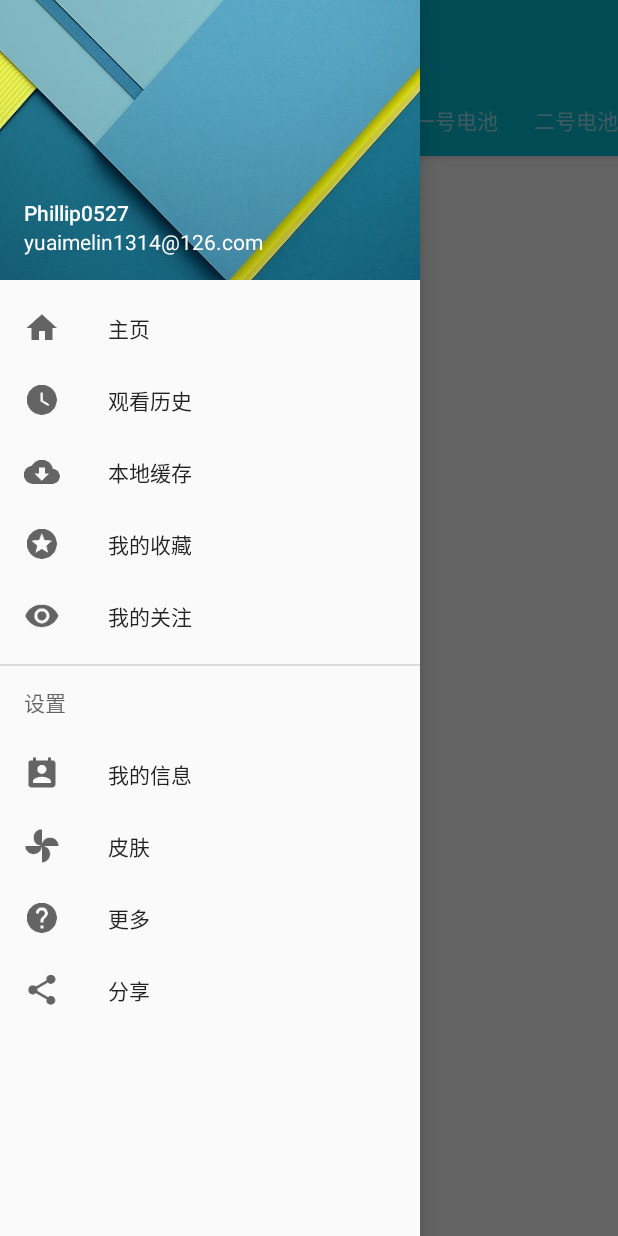
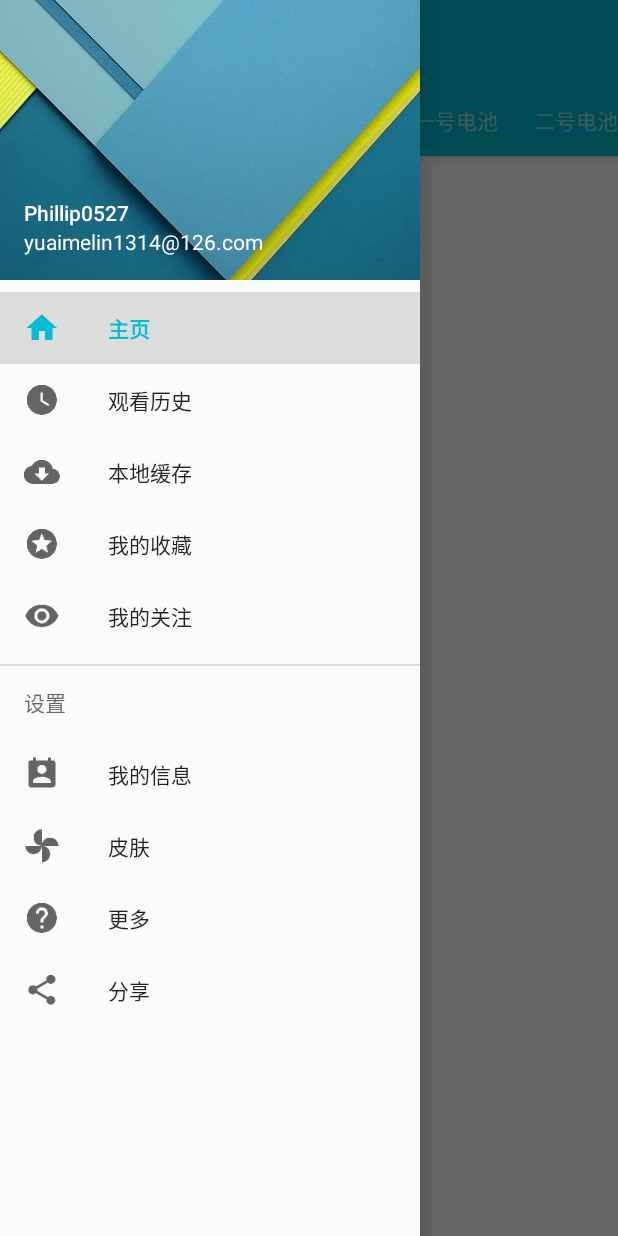
Before and after one commit to Phillip0527/MaterialDesignApp, an Android app: the screen it shows after launch (MainActivity), with the side drawer open, on a phone screen of 412 x 824 dp. Run offline under Robolectric (Android 15) with nearby library versions, the phone set to English and light mode, and no system bars; libraries missing offline, so code that uses them is left out: jp.wasabeef.glide; 1 statement that could not run was skipped.

Commit message:
20171217

```diff
--- a/app/src/main/AndroidManifest.xml
+++ b/app/src/main/AndroidManifest.xml
@@ -9,7 +9,9 @@
         android:roundIcon="@mipmap/ic_launcher_round"
         android:supportsRtl="true"
         android:theme="@style/AppTheme">
-        <activity android:name=".MainActivity">
+        <activity
+            android:name=".MainActivity"
+            >
             <intent-filter>
                 <action android:name="android.intent.action.MAIN" />
 
--- a/app/src/main/java/com/example/phillip/materialdesignapp/MainActivity.java
+++ b/app/src/main/java/com/example/phillip/materialdesignapp/MainActivity.java
@@ -1,8 +1,11 @@
 package com.example.phillip.materialdesignapp;
 
+import android.graphics.Color;
+import android.os.Build;
 import android.os.Bundle;
 import android.support.design.widget.NavigationView;
 import android.support.design.widget.TabLayout;
+import android.support.v4.content.ContextCompat;
 import android.support.v4.view.GravityCompat;
 import android.support.v4.view.ViewPager;
 import android.support.v4.widget.DrawerLayout;
@@ -13,6 +16,7 @@ import android.util.Log;
 import android.view.Menu;
 import android.view.MenuItem;
 import android.view.View;
+import android.view.Window;
 import android.view.WindowManager;
 import android.widget.ImageView;
 import android.widget.LinearLayout;
@@ -41,8 +45,19 @@ public class MainActivity extends AppCompatActivity implements NavigationView.On
     @Override
     protected void onCreate(Bundle savedInstanceState) {
         super.onCreate(savedInstanceState);
-        setContentView(R.layout.activity_main);
-
+        setContentView(R.layout.activity_main_drawerlayout1);
+        if (Build.VERSION.SDK_INT >= 21) {
+            View decorView = getWindow().getDecorView();
+            int option = View.SYSTEM_UI_FLAG_LAYOUT_HIDE_NAVIGATION
+                    | View.SYSTEM_UI_FLAG_LAYOUT_FULLSCREEN
+                    | View.SYSTEM_UI_FLAG_LAYOUT_STABLE;
+            decorView.setSystemUiVisibility(option);
+            getWindow().setStatusBarColor(Color.TRANSPARENT);
+        }
+        // 设置状态栏透明
+        //getWindow().addFlags(WindowManager.LayoutParams.FLAG_TRANSLUCENT_STATUS);
+        // 清除状态栏透明
+        //getWindow().clearFlags(WindowManager.LayoutParams.FLAG_TRANSLUCENT_STATUS);
 
         //toolbar
         mToolbar=findViewById(R.id.toolbar);
@@ -54,15 +69,11 @@ public class MainActivity extends AppCompatActivity implements NavigationView.On
         toggle = new ActionBarDrawerToggle(this, mDrawerLayout, mToolbar, R.string.about, R.string.about){
             @Override
             public void onDrawerOpened(View drawerView) {
-                // 设置状态栏透明
-//                getWindow().addFlags(WindowManager.LayoutParams.FLAG_TRANSLUCENT_STATUS);
                 super.onDrawerOpened(drawerView);
             }
 
             @Override
             public void onDrawerClosed(View drawerView) {
-                // 清除状态栏透明
-//                getWindow().clearFlags(WindowManager.LayoutParams.FLAG_TRANSLUCENT_STATUS);
                 super.onDrawerClosed(drawerView);
             }
         };
@@ -72,7 +83,7 @@ public class MainActivity extends AppCompatActivity implements NavigationView.On
 
 
         //使抽屉导航栏的开启生效
-        mToolbar.setNavigationIcon(R.mipmap.ic_menu_white_24dp);
+        //mToolbar.setNavigationIcon(R.mipmap.ic_menu_white_24dp);
         mToolbar.setNavigationOnClickListener(new View.OnClickListener() {
             @Override
             public void onClick(View view) {
@@ -104,18 +115,23 @@ public class MainActivity extends AppCompatActivity implements NavigationView.On
         switch (menuItem.getItemId()){
             case R.id.nav_clamps:
                 mCurrentNavPosition=0;
+                menuItem.setChecked(true);
                 break;
             case R.id.nav_saw:
                 mCurrentNavPosition=1;
+                menuItem.setChecked(true);
                 break;
             case R.id.nav_drills:
                 mCurrentNavPosition=2;
+                menuItem.setChecked(true);
                 break;
             case R.id.nav_sanders:
                 mCurrentNavPosition=3;
+                menuItem.setChecked(true);
                 break;
             case R.id.nav_routers:
                 mCurrentNavPosition=4;
+                menuItem.setChecked(true);
                 break;
             case R.id.nav_more:
             case R.id.nav_info:
@@ -128,7 +144,7 @@ public class MainActivity extends AppCompatActivity implements NavigationView.On
                 break;
         }
 
-        menuItem.setChecked(true);
+
         setupTabs(mCurrentNavPosition);
         mDrawerLayout.closeDrawer(GravityCompat.START);
 
--- a/app/src/main/res/layout/activity_main.xml
+++ b/app/src/main/res/layout/activity_main.xml
@@ -1,55 +1,13 @@
 <?xml version="1.0" encoding="utf-8"?>
-<android.support.v4.widget.DrawerLayout
+<LinearLayout
     xmlns:android="http://schemas.android.com/apk/res/android"
-    xmlns:app="http://schemas.android.com/apk/res-auto"
     xmlns:tools="http://schemas.android.com/tools"
-    android:id="@+id/drawer_layout"
     android:layout_width="match_parent"
     android:layout_height="match_parent"
-    android:fitsSystemWindows="true"
-    tools:context="com.example.phillip.materialdesignapp.MainActivity">
-
-    <LinearLayout
-        android:layout_width="match_parent"
-        android:layout_height="match_parent"
-        android:orientation="vertical">
-
+    android:orientation="vertical"
+    tools:context=".MainActivity">
+        <!--头部-->
         <include layout="@layout/toolbar"/>
-
-        <android.support.design.widget.TabLayout
-            android:id="@+id/tabs"
-            android:layout_width="match_parent"
-            android:layout_height="wrap_content"
-            android:background="?attr/colorPrimary"
-            android:theme="@style/TabLayoutClickStyle"
-            android:elevation="4dp"
-            app:tabIndicatorHeight="2dp"
-            app:tabIndicatorColor="@color/colorAccent_yelloe"
-            app:tabPaddingStart="12dp"
-            app:tabPaddingEnd="12dp"
-            app:tabSelectedTextColor="#ffffff"
-            app:tabTextColor="#99ffffff"
-            app:tabTextAppearance="@style/TabLayoutTextStyle"
-            app:tabGravity="center"
-            app:tabContentStart="60dp"
-            app:tabMode="scrollable"/>
-
-        <android.support.v4.view.ViewPager
-            android:id="@+id/viewpager"
-            android:layout_width="match_parent"
-            android:layout_height="match_parent"/>
-
-    </LinearLayout>
-
-    <android.support.design.widget.NavigationView
-        android:id="@+id/navigation_view"
-        android:layout_width="wrap_content"
-        android:layout_height="match_parent"
-        android:layout_gravity="start"
-        android:fitsSystemWindows="true"
-        app:headerLayout="@layout/nav_drawer_header"
-        app:menu="@menu/nav_drawer"
-        />
-
-
-</android.support.v4.widget.DrawerLayout>
+        <!--侧边栏和主布局-->
+        <include layout="@layout/activity_main_drawerlayout2"/>
+</LinearLayout>
--- /dev/null
+++ b/app/src/main/res/layout/activity_main_drawerlayout1.xml
@@ -0,0 +1,53 @@
+<?xml version="1.0" encoding="utf-8"?>
+<android.support.v4.widget.DrawerLayout
+    xmlns:android="http://schemas.android.com/apk/res/android"
+    xmlns:app="http://schemas.android.com/apk/res-auto"
+    xmlns:tools="http://schemas.android.com/tools"
+    android:id="@+id/drawer_layout"
+    android:layout_width="match_parent"
+    android:layout_height="match_parent"
+    android:fitsSystemWindows="true"
+    tools:context="com.example.phillip.materialdesignapp.MainActivity">
+
+    <LinearLayout
+        android:layout_width="match_parent"
+        android:layout_height="match_parent"
+        android:orientation="vertical">
+
+        <include layout="@layout/toolbar"/>
+
+        <android.support.design.widget.TabLayout
+            android:id="@+id/tabs"
+            android:layout_width="match_parent"
+            android:layout_height="wrap_content"
+            android:background="?attr/colorPrimary"
+            android:theme="@style/TabLayoutClickStyle"
+            android:elevation="4dp"
+            app:tabIndicatorHeight="2dp"
+            app:tabIndicatorColor="@color/colorAccent_yelloe"
+            app:tabPaddingStart="12dp"
+            app:tabPaddingEnd="12dp"
+            app:tabSelectedTextColor="#ffffff"
+            app:tabTextColor="#99ffffff"
+            app:tabTextAppearance="@style/TabLayoutTextStyle"
+            app:tabGravity="center"
+            app:tabContentStart="60dp"
+            app:tabMode="scrollable"/>
+
+        <android.support.v4.view.ViewPager
+            android:id="@+id/viewpager"
+            android:layout_width="match_parent"
+            android:layout_height="match_parent"/>
+
+    </LinearLayout>
+
+    <android.support.design.widget.NavigationView
+        android:id="@+id/navigation_view"
+        android:layout_width="wrap_content"
+        android:layout_height="match_parent"
+        android:layout_gravity="start"
+        app:headerLayout="@layout/nav_drawer_header"
+        app:menu="@menu/nav_drawer" />
+
+
+</android.support.v4.widget.DrawerLayout>
--- a/app/src/main/res/menu/nav_drawer.xml
+++ b/app/src/main/res/menu/nav_drawer.xml
@@ -7,6 +7,7 @@
         <item
             android:id="@+id/nav_clamps"
             android:icon="@mipmap/ic_home_black_24dp"
+            android:checked="true"
             android:title="@string/index"
             />
         <item
--- a/app/src/main/res/values-v21/styles.xml
+++ /dev/null
@@ -1 +0,0 @@
-<resources></resources>
--- a/app/src/main/res/values/colors.xml
+++ b/app/src/main/res/values/colors.xml
@@ -8,6 +8,7 @@
     <color name="colorPrimary_green">#00bcd4</color>
     <color name="colorPrimaryDark_green">#0097a7</color>
     <color name="colorAccent_green">#84ffff</color>
+    <color name="colorPrimary_green_50">#8000bcd4</color>
 
     <color name="colorAccent_yelloe">#ffff8d</color>
 
--- a/app/src/main/res/values/styles.xml
+++ b/app/src/main/res/values/styles.xml
@@ -8,12 +8,19 @@
         <item name="colorPrimaryDark">@color/colorPrimaryDark_green</item>
         <!-- 控件颜色 -->
         <item name="colorAccent">@color/colorAccent_green</item>
+        <!--状态栏透明-->
+        <!--<item name="android:windowTranslucentStatus">true</item>-->
         <!-- 返回键样式 -->
         <item name="drawerArrowStyle">@style/AppTheme.DrawerArrowToggle</item>
     </style>
     <!--导航栏按钮样式（返回键样式）-->
     <style name="AppTheme.DrawerArrowToggle" parent="Base.Widget.AppCompat.DrawerArrowToggle">
         <item name="color">@android:color/white</item>
+    </style>
+
+    <!--NavigationView样式-->
+    <style name="NavigationViewStyle" >
+        <item name="android:actionMenuTextColor">@color/colorPrimaryDark</item>
     </style>
 
     <!--tab点击样式-->
```
Also changed, not shown: app/src/main/res/drawable/navigation_menu_item_color.xml (added, +8 -0 lines), app/src/main/res/layout/activity_main_drawerlayout2.xml (added, +50 -0 lines).
